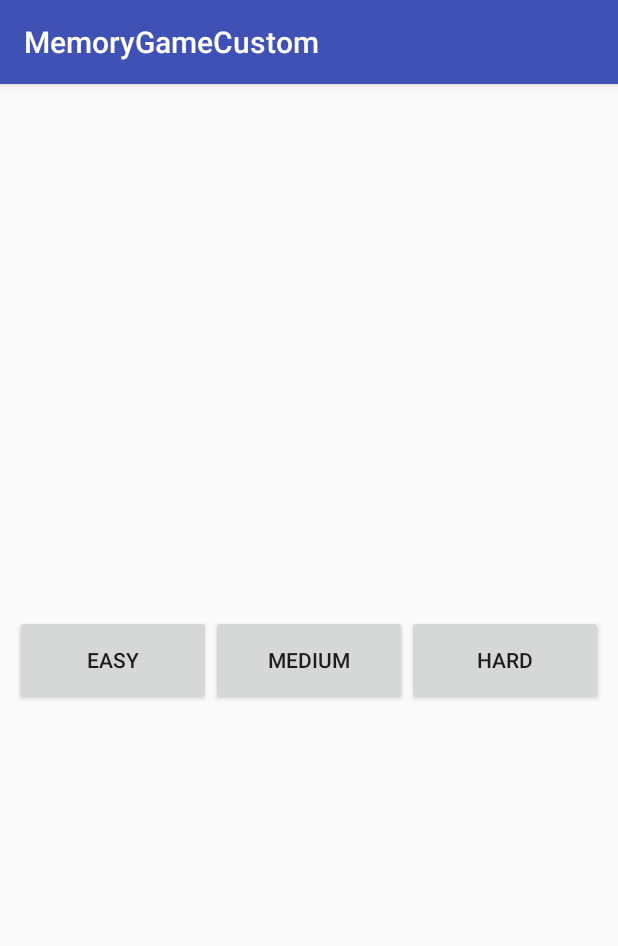
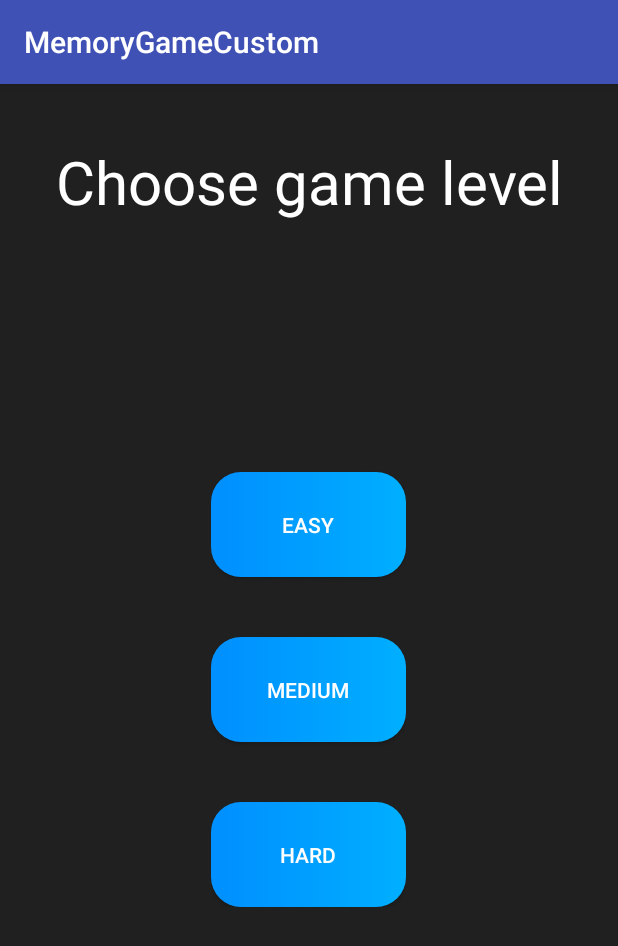
Before and after one commit to TomBarzilay/MemoryGameCustom, an Android app: the screen it shows after launch (ChooseLevelActivity), on a phone screen of 412 x 824 dp. Shown: the top 946 px of the screen. Run offline under Robolectric (Android 15) with nearby library versions, the phone set to English and light mode, and no system bars.

Commit message:
inital push

```diff
--- a/app/build.gradle
+++ b/app/build.gradle
@@ -34,4 +34,5 @@ dependencies {
     compile 'com.android.support.constraint:constraint-layout:1.0.2'
     compile 'com.android.support:design:26.+'
     testCompile 'junit:junit:4.12'
+    compile 'com.sangcomz:FishBun:0.7.7@aar'
 }
--- a/app/src/main/java/com/example/tom/memorygamecustom/ChooseLevelActivity.java
+++ b/app/src/main/java/com/example/tom/memorygamecustom/ChooseLevelActivity.java
@@ -14,7 +14,7 @@ public static final String LEVEL ="level";
     }
     public void ChooseLevel(View v){
         int tag = Integer.parseInt(v.getTag().toString());
-    startActivity(new Intent(this,ChoosePicActivity.class).putExtra(LEVEL,tag));
+    startActivity(new Intent(this,CustomPhotoGalleryActivity.class).putExtra(LEVEL,tag));
     finish();
     }
 }
--- a/app/src/main/res/drawable/choosing_buttons.xml
+++ b/app/src/main/res/drawable/choosing_buttons.xml
@@ -1,9 +1,10 @@
 <?xml version="1.0" encoding="utf-8"?>
 <selector xmlns:android="http://schemas.android.com/apk/res/android">
-<item >
+<item>
     <shape>
         <corners android:radius="20dp"/>
         <gradient android:startColor="#008fff" android:endColor="#00afff"/>
     </shape>
 </item>
+
 </selector>
--- a/app/src/main/res/layout/activity_main.xml
+++ b/app/src/main/res/layout/activity_main.xml
@@ -1,38 +1,41 @@
 <?xml version="1.0" encoding="utf-8"?>
 <RelativeLayout
+
+    android:background="@color/gameBackground"
     xmlns:android="http://schemas.android.com/apk/res/android"
     xmlns:tools="http://schemas.android.com/tools"
     xmlns:app="http://schemas.android.com/apk/res-auto"
     android:layout_width="match_parent"
     android:layout_height="match_parent"
     tools:context="com.example.tom.memorygamecustom.ChooseLevelActivity">
-<LinearLayout
+<TextView
     android:layout_width="match_parent"
-    android:layout_height="80dp"
+    android:layout_height="130dp"
+    android:text="Choose game level"
+    android:gravity="center"
+    android:textSize="40dp"
+    android:textColor="@color/white"
+    />
+    <LinearLayout
+
+    android:layout_width="150dp"
+    android:layout_height="350dp"
     android:layout_centerInParent="true"
-    android:orientation="horizontal"
+    android:orientation="vertical"
     android:weightSum="3"
     android:padding="10dp">
     <Button
-        android:onClick="ChooseLevel"
         android:text="easy"
-        android:layout_width="0dp"
-        android:layout_height="match_parent"
-        android:layout_weight="1"
-        android:tag="1"/>
+        style="@style/choosinglevelButtons"
+        android:tag="6"/>
     <Button
-        android:onClick="ChooseLevel"
         android:text="medium"
-        android:layout_width="0dp"
-        android:layout_height="match_parent"
-        android:layout_weight="1"
-        android:tag="2"/>
+        style="@style/choosinglevelButtons"
+        android:tag="8"/>
     <Button
-        android:onClick="ChooseLevel"
-        android:tag="3"
+        style="@style/choosinglevelButtons"
+        android:tag="12"
         android:text="Hard"
-        android:layout_width="0dp"
-        android:layout_height="match_parent"
         android:layout_weight="1"/>
 
 </LinearLayout>
--- a/app/src/main/res/layout/easy_choose.xml
+++ b/app/src/main/res/layout/easy_choose.xml
@@ -2,7 +2,7 @@
 <RelativeLayout android:layout_height="match_parent"
     android:id="@+id/main"
     android:layout_width="match_parent"
-       android:background="#3133ff"
+       android:background="#202020"
     android:paddingTop="120dp"
     android:paddingLeft="25dp"
     xmlns:android="http://schemas.android.com/apk/res/android">
@@ -27,5 +27,6 @@
         android:layout_width="130dp"
         android:layout_height="70dp"
         android:text="save"
-        android:background="#ffffff"/>
+        android:textColor="@color/gameBackground"
+        android:background="@drawable/choosing_buttons"/>
 </RelativeLayout>
--- a/app/src/main/res/values/colors.xml
+++ b/app/src/main/res/values/colors.xml
@@ -3,5 +3,6 @@
     <color name="colorPrimary">#3F51B5</color>
     <color name="colorPrimaryDark">#303F9F</color>
     <color name="colorAccent">#FF4081</color>
-
+    <color name="white">#ffffff</color>
+    <color name="gameBackground">#202020</color>
 </resources>
--- a/app/src/main/res/values/styles.xml
+++ b/app/src/main/res/values/styles.xml
@@ -33,4 +33,14 @@
         <item name="android:background">@drawable/choosing_buttons</item>
         <item name="android:textSize">10dp</item>
     </style>
+    <style name="choosinglevelButtons">
+        <item name="android:layout_marginTop">40dp</item>
+        <item name="android:background">@drawable/choosing_buttons</item>
+    <item name="android:onClick">ChooseLevel</item>
+     <item name="android:textColor">@color/white</item>
+       <item name="android:layout_width">match_parent</item>
+        <item name="android:layout_height">match_parent</item>
+        <item name="android:layout_weight">1</item>
+
+    </style>
 </resources>
--- a/build.gradle
+++ b/build.gradle
@@ -6,6 +6,7 @@ buildscript {
     }
     dependencies {
         classpath 'com.android.tools.build:gradle:2.2.0'
+
 
         // NOTE: Do not place your application dependencies here; they belong
         // in the individual module build.gradle files
```
Also changed, not shown: app/src/main/AndroidManifest.xml (+13 -4 lines), app/src/main/java/com/example/tom/memorygamecustom/ChoosePicActivity.java (+11 -4 lines), app/src/main/java/com/example/tom/memorygamecustom/CustomPhotoGalleryActivity.java (added, +213 -0 lines), app/src/main/java/com/example/tom/memorygamecustom/GameActivity.java (+13 -11 lines), app/src/main/java/com/example/tom/memorygamecustom/PermissionManager.java (+10 -3 lines), app/src/main/java/com/example/tom/memorygamecustom/SharedPrefs.java (+7 -7 lines), app/src/main/res/layout/activity_game.xml (+6 -5 lines), app/src/main/res/layout/gallery_activity.xml (added, +26 -0 lines), app/src/main/res/layout/gallery_item.xml (added, +16 -0 lines), app/src/main/res/layout/new_activity_main.xml (added, +39 -0 lines), gradle/wrapper/gradle-wrapper.properties, settings.gradle (line endings or trailing spaces).
